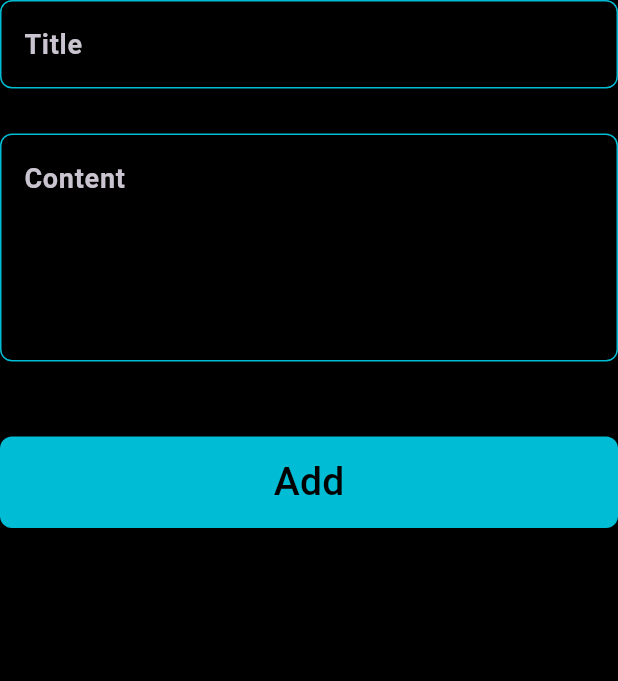
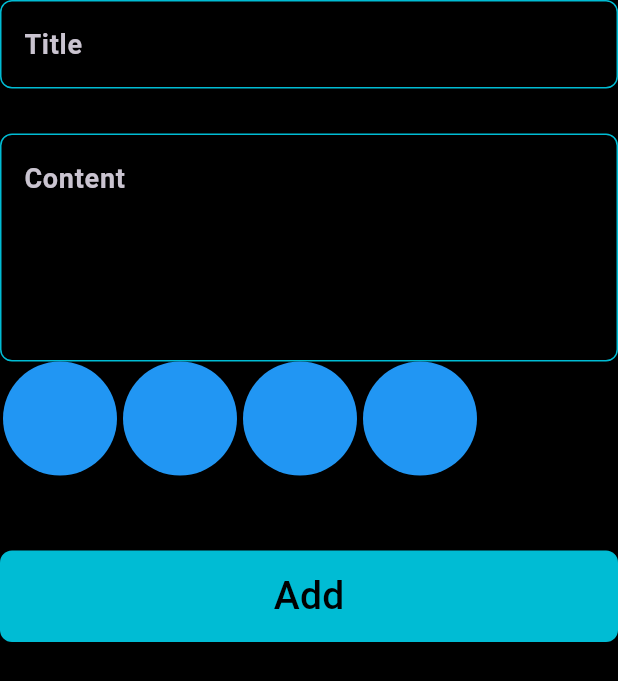
Before and after one commit to Adham1005/notes_app, a Flutter app: the AddNoteForm widget shown alone on an empty page, opened directly, on a phone screen of 412 x 824 dp. Shown: the top 681 px of the screen. Run offline on Flutter 3.47's test engine with Material 3 defaults, Android fonts, the phone set to English and light mode, and no system bars; our stand-ins replace bloc, flutter_bloc, hive, hive_flutter; accounts and stored records are empty.

Commit message:
Color Pick part 1

```diff
--- a/lib/Cubits/note/note_cubit.dart
+++ b/lib/Cubits/note/note_cubit.dart
@@ -1,6 +1,6 @@
-import 'package:bloc/bloc.dart';
+import 'package:flutter/cupertino.dart';
+import 'package:flutter_bloc/flutter_bloc.dart';
 import 'package:hive_flutter/adapters.dart';
-import 'package:meta/meta.dart';
 import 'package:notes_app/Models/note_model.dart';
 
 part 'note_state.dart';
@@ -12,5 +12,6 @@ class NoteCubit extends Cubit<NoteState> {
   fetchAllNotes() {
     var notesBox = Hive.box<NoteModel>('notes_box');
     notes = notesBox.values.toList();
+    emit(NoteSuccess());
   }
 }
--- a/lib/Cubits/note/note_state.dart
+++ b/lib/Cubits/note/note_state.dart
@@ -4,3 +4,5 @@ part of 'note_cubit.dart';
 sealed class NoteState {}
 
 final class NoteInitial extends NoteState {}
+
+final class NoteSuccess extends NoteState {}
--- a/lib/Models/note_model.dart
+++ b/lib/Models/note_model.dart
@@ -5,9 +5,9 @@ part 'note_model.g.dart';
 @HiveType(typeId: 0)
 class NoteModel extends HiveObject {
   @HiveField(0)
-  final String title;
+  String title;
   @HiveField(1)
-  final String subTitle;
+  String subTitle;
   @HiveField(2)
   final String date;
   @HiveField(3)
--- a/lib/Widgets/add_note_form.dart
+++ b/lib/Widgets/add_note_form.dart
@@ -2,12 +2,14 @@ import 'package:flutter/material.dart';
 import 'package:flutter_bloc/flutter_bloc.dart';
 import 'package:intl/intl.dart';
 import 'package:notes_app/Cubits/Add_note/add_note_cubit.dart';
+import 'package:notes_app/Cubits/note/note_cubit.dart';
 import 'package:notes_app/Models/note_model.dart';
+import 'package:notes_app/Widgets/color_item.dart';
 import 'package:notes_app/Widgets/custom_button.dart';
 import 'package:notes_app/Widgets/text_form_field.dart';
 
 class AddNoteForm extends StatefulWidget {
-  final isLoading;
+  final bool isLoading;
 
   const AddNoteForm({
     super.key,
@@ -46,6 +48,7 @@ class _AddNoteFormState extends State<AddNoteForm> {
               subTitle = value;
             },
           ),
+          ColorItem(),
           const SizedBox(
             height: 50,
           ),
@@ -65,6 +68,7 @@ class _AddNoteFormState extends State<AddNoteForm> {
                           date: formattedDate,
                           color: Colors.red.value);
                       BlocProvider.of<AddNoteCubit>(context).addNote(noteModel);
+                      BlocProvider.of<NoteCubit>(context).fetchAllNotes();
                     } else {
                       setState(() {
                         autoValidateMode = AutovalidateMode.always;
--- /dev/null
+++ b/lib/Widgets/color_item.dart
@@ -0,0 +1,22 @@
+import 'package:flutter/material.dart';
+
+class ColorItem extends StatelessWidget {
+  const ColorItem({super.key});
+
+  @override
+  Widget build(BuildContext context) {
+    return SizedBox(
+      height: 38 * 2,
+      child: ListView.builder(
+        scrollDirection: Axis.horizontal,
+        itemBuilder: (context, index) {
+          return CircleAvatar(
+            backgroundColor: Colors.blue,
+            radius: 40,
+          );
+        },
+        itemCount: 4,
+      ),
+    );
+  }
+}
--- a/lib/Widgets/custom_button.dart
+++ b/lib/Widgets/custom_button.dart
@@ -3,12 +3,14 @@ import 'package:flutter/material.dart';
 class CustomButton extends StatelessWidget {
   final IconData? icon;
   final String text;
-  final VoidCallback onPressed;
+  final void Function()? onPressed;
   final bool isLoading;
+  final Color? color;
   const CustomButton({
     super.key,
     this.icon,
     this.isLoading = false,
+    this.color = Colors.cyan,
     required this.text,
     required this.onPressed,
   });
@@ -18,7 +20,7 @@ class CustomButton extends StatelessWidget {
     return ElevatedButton(
       style: ElevatedButton.styleFrom(
         padding: EdgeInsets.symmetric(vertical: 12),
-        backgroundColor: Colors.cyan,
+        backgroundColor: color,
         shape: RoundedRectangleBorder(
           borderRadius: BorderRadius.circular(8), // Adjust the radius as needed
         ),
```
Also changed, not shown: lib/Views/edit_notes_view.dart (+6 -18 lines), lib/Widgets/edit_notes_widget.dart (+37 -4 lines), lib/Widgets/notes_item_card.dart (+6 -2 lines).
